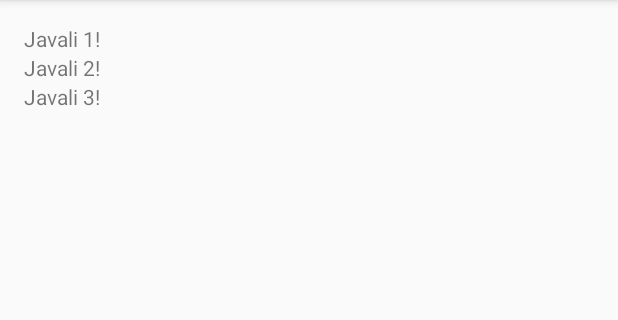
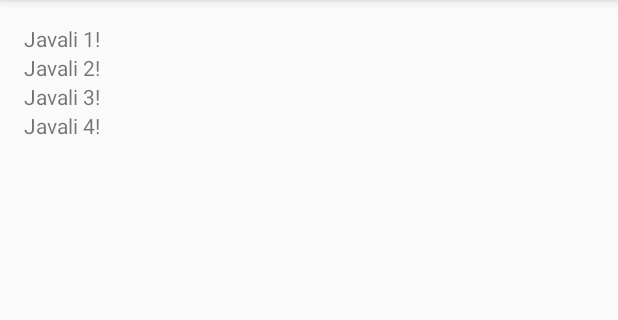
Before and after one commit to amandio93/VCSteste, an Android app: the screen it shows after launch (MainActivity), on a phone screen of 412 x 824 dp, the part 84-404 px from its top. Run offline under Robolectric (Android 15) with nearby library versions, the phone set to English and light mode, and no system bars.

Commit message:
Javali 4

```diff
--- a/app/src/main/res/layout/activity_main.xml
+++ b/app/src/main/res/layout/activity_main.xml
@@ -22,4 +22,8 @@
         android:layout_width="wrap_content"
         android:layout_height="wrap_content" />
 
+    <TextView android:text="Javali 4!"
+        android:layout_width="wrap_content"
+        android:layout_height="wrap_content" />
+
 </LinearLayout>
```
